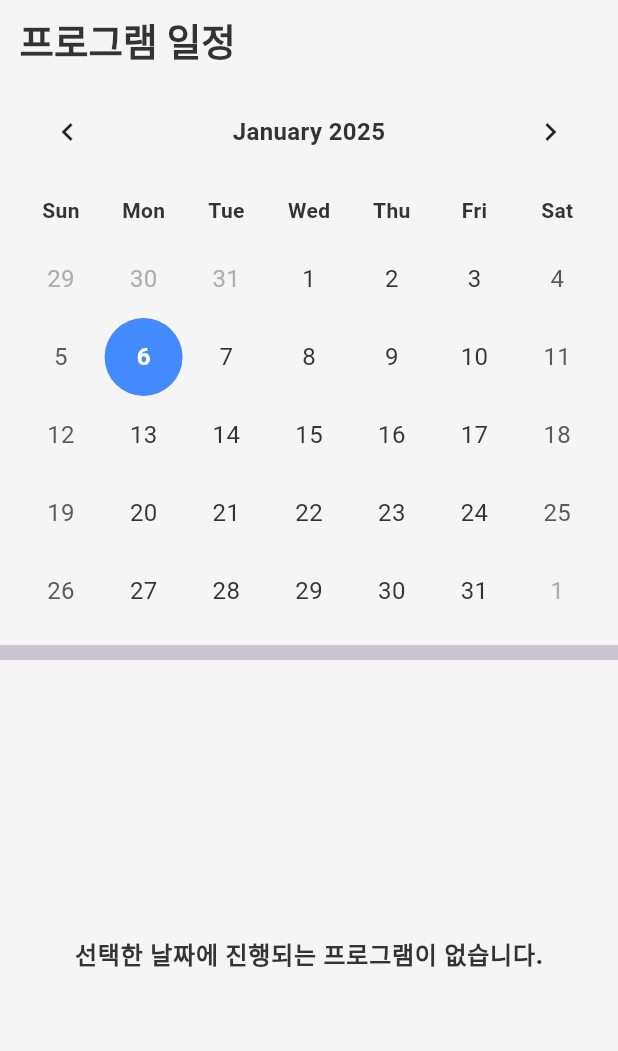
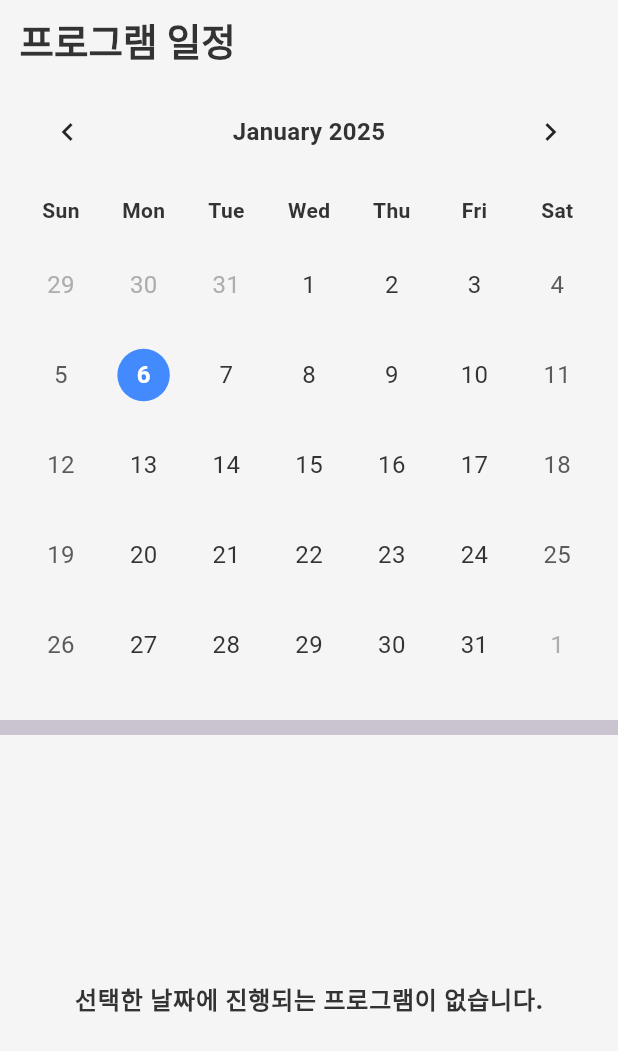
Before and after one commit to onthelots/gd_youth_talk, a Flutter app: the CalendarScreen screen opened by its route, on a phone screen of 412 x 824 dp. Shown: the top 1051 px of the screen. Run offline on Flutter 3.47's test engine with Material 3 defaults, Android fonts, the phone set to English and light mode, and no system bars; drawn by our look-alikes of table_calendar; our stand-ins replace cached_network_image, cloud_firestore, equatable, firebase_core, flutter_bloc, flutter_dotenv and 5 more; missing offline and left inert: flutter_inappwebview; accounts and stored records are empty; generated files the repository leaves out were written again.

Commit message:
[Add] Calenadar marker 수정

```diff
--- a/gd_youth_talk/lib/src/presentation/calendar/calendar_screen.dart
+++ b/gd_youth_talk/lib/src/presentation/calendar/calendar_screen.dart
@@ -1,6 +1,7 @@
 import 'package:flutter/material.dart';
 import 'package:flutter_bloc/flutter_bloc.dart';
 import 'package:gd_youth_talk/src/core/constants.dart';
+import 'package:gd_youth_talk/src/data/models/program_model.dart';
 import 'package:gd_youth_talk/src/presentation/calendar/widgets/focusDate_avatar.dart';
 import 'package:intl/intl.dart';
 
@@ -12,7 +13,6 @@ import 'package:gd_youth_talk/src/presentation/calendar/bloc/selectedProgramBloc
 import 'package:gd_youth_talk/src/presentation/calendar/bloc/calendarBloc/calendar_bloc.dart';
 import 'package:gd_youth_talk/src/presentation/calendar/bloc/calendarBloc/calendar_event.dart';
 import 'package:gd_youth_talk/src/presentation/calendar/bloc/calendarBloc/calendar_state.dart';
-
 import 'package:table_calendar/table_calendar.dart';
 import 'package:gd_youth_talk/src/core/routes.dart';
 import 'widgets/calendar_tile.dart';
@@ -72,6 +72,7 @@ class _CalendarScreenState extends State<CalendarScreen> {
                   calendarFormat: CalendarFormat.month,
                   startingDayOfWeek: StartingDayOfWeek.sunday,
                   selectedDayPredicate: (day) => isSameDay(_focusedDay, day),
+                  rowHeight: 60.0,
 
                   daysOfWeekStyle: const DaysOfWeekStyle(
                     weekdayStyle: TextStyle(
@@ -84,7 +85,7 @@ class _CalendarScreenState extends State<CalendarScreen> {
                     ),
                   ),
 
-                  // eventLoader : 날짜 하단 이벤트 나타내는 작은 버튼 (day 파라미터를 기반으로 할당)
+                  // eventLoader : 날짜 하단 Marker Loader
                   eventLoader: (day) {
                     if (state is CalendarLoadedState) {
                       // 인자인 'day'의 시간 정보를 00:00:00으로 설정하여 비교
@@ -127,52 +128,61 @@ class _CalendarScreenState extends State<CalendarScreen> {
                       );
                     },
 
-                    selectedBuilder: (context, day, focusedDay) {
+                    selectedBuilder: (context, day, focusDay) {
                       return Container(
                         alignment: Alignment.center,
-                        decoration: const BoxDecoration(
-                          color: Colors.blueAccent, // 원하는 색상으로 변경
-                          shape: BoxShape.circle, // 원형으로 설정
+                        child: Container(
+                          height: 35,
+                          width: 35,
+                          decoration: BoxDecoration(
+                              shape: BoxShape.circle,
+                              color: Colors.blueAccent
                           ),
+                          child: Center(
                             child: Text(
                               '${day.day}',
-                          style: const TextStyle(
+                              style: TextStyle(
                                 color: Colors.white,
                                 fontWeight: FontWeight.bold,
+                              ),
+                            ),
                           ),
                         ),
                       );
                     },
                     markerBuilder: (context, day, events) {
-                      bool isSelectedDay = day == _focusedDay;
-
-                      return events.isNotEmpty
-                          ? Container(
-                        width: 18,
-                        height: 18,
+                      if (events.isNotEmpty && state is CalendarLoadedState) {
+                        final programsForDay = events as List<ProgramModel>;
+                        return Container(
+                          child: Row(
+                            mainAxisAlignment: MainAxisAlignment.center,
+                            crossAxisAlignment: CrossAxisAlignment.start,
+                            children: List.generate(
+                              programsForDay.length > 5 ? 5 : programsForDay.length, // 최대 5개로 제한
+                                  (index) {
+                                final programCategory = programsForDay[index].category != null
+                                    ? CategoryTypeExtension.fromName(programsForDay[index].category!)
+                                    : null;
+                                return Container(
+                                  width: 7,
+                                  height: 7,
                                   alignment: Alignment.center,
                                   decoration: BoxDecoration(
                                     shape: BoxShape.circle,
-                          color: isSelectedDay ? Colors.black87 : Colors
-                              .black12,
+                                    color: programCategory?.color ?? Colors.blueAccent,
                                   ),
-                        child: Text(
-                          '${events.length}',
-                          style: const TextStyle(
-                              color: Colors.white, fontSize: 12),
+                                );
+                              },
                             ),
-                      )
-                          : null;
+                          ),
+                        );
+                      } else {
+                        return null;
+                      }
                     },
                   ),
 
                   calendarStyle: CalendarStyle(
-                    markerSize: 10.0,
-                    markersAlignment: Alignment.bottomRight,
-
-                    markerDecoration: BoxDecoration(
-                      borderRadius: BorderRadius.circular(50),
-                    ),
 
                     // 오늘 날짜 (Text)
                     todayTextStyle: TextStyle(
@@ -206,7 +216,7 @@ class _CalendarScreenState extends State<CalendarScreen> {
           ),
 
           const Divider(
-            height: 30.0,
+            height: 50.0,
             thickness: 10.0,
           ),
           Expanded(
--- a/gd_youth_talk/lib/src/presentation/home/widgets/latest_program_tile.dart
+++ b/gd_youth_talk/lib/src/presentation/home/widgets/latest_program_tile.dart
@@ -26,7 +26,7 @@ class LatestProgramTile extends StatelessWidget {
         child: Container(
           decoration: BoxDecoration(
             borderRadius: BorderRadius.circular(5),
-            color: getColorFromHex(program.primaryColor ?? '#FFFFFF').withOpacity(0.6), // opacity 적용
+            color: getColorFromHex(program.primaryColor ?? '#FFFFFF'),
           ),
           width: double.infinity, // 페이지 뷰 너비
           height: double.infinity, // 페이지 뷰 높이
```
Lines whose indentation alone changed are shown as unchanged.
